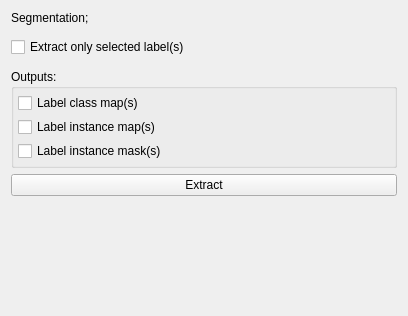
The window that Modules/SegmentationUI/SegmentationUtilities/QmitkExtractFromMultiLabelSegmentationWidgetControls.ui (MITK/MITK) describes before a commit, drawn with Qt 5.
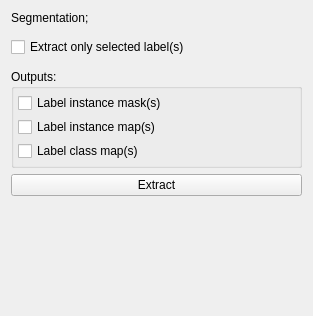
The same window after the commit. Custom widgets are drawn as their Qt base class.

Patch:
```diff
--- a/Modules/SegmentationUI/SegmentationUtilities/QmitkExtractFromMultiLabelSegmentationWidgetControls.ui
+++ b/Modules/SegmentationUI/SegmentationUtilities/QmitkExtractFromMultiLabelSegmentationWidgetControls.ui
@@ -6,7 +6,7 @@
    <rect>
     <x>0</x>
     <y>0</y>
-    <width>408</width>
+    <width>313</width>
     <height>316</height>
    </rect>
   </property>
@@ -55,23 +55,6 @@
       <property name="bottomMargin">
        <number>4</number>
       </property>
-      <item>
-       <widget class="QCheckBox" name="checkClassMap">
-        <property name="toolTip">
-         <string>If activated, the conversion will generate separate multi label segmentations for each input instead of joining all inputs in one multi label segmentation.</string>
-        </property>
-        <property name="text">
-         <string>Label class map(s)</string>
-        </property>
-       </widget>
-      </item>
-      <item>
-       <widget class="QCheckBox" name="checkInstanceMap">
-        <property name="text">
-         <string>Label instance map(s)</string>
-        </property>
-       </widget>
-      </item>
       <item>
        <widget class="QCheckBox" name="checkInstanceMask">
         <property name="text">
@@ -79,6 +62,26 @@
         </property>
        </widget>
       </item>
+      <item>
+       <widget class="QCheckBox" name="checkInstanceMap">
+        <property name="toolTip">
+         <string>&lt;html&gt;&lt;head/&gt;&lt;body&gt;&lt;p&gt;If checked, an image is generated for each selected group containing all selected label instances of that group.&lt;/p&gt;&lt;/body&gt;&lt;/html&gt;</string>
+        </property>
+        <property name="text">
+         <string>Label instance map(s)</string>
+        </property>
+       </widget>
+      </item>
+      <item>
+       <widget class="QCheckBox" name="checkClassMap">
+        <property name="toolTip">
+         <string>&lt;html&gt;&lt;head/&gt;&lt;body&gt;&lt;p&gt;If checked, an image is generated for each selected group containing all classes of selected label instances of that group.&lt;/p&gt;&lt;p&gt;So basically all label instances with the same label name will get the same pixel value in the map.&lt;/p&gt;&lt;/body&gt;&lt;/html&gt;</string>
+        </property>
+        <property name="text">
+         <string>Label class map(s)</string>
+        </property>
+       </widget>
+      </item>
      </layout>
     </widget>
    </item>
```
Left out of the diff: 3 changed lines with no effect on the pictures.
